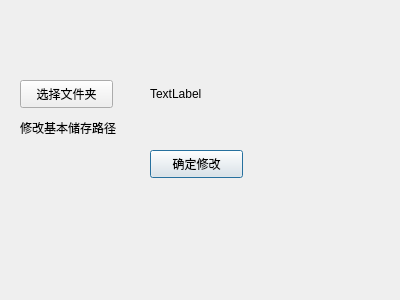
This is setting.ui in 2020141461053/anormal_pyqt5 as Qt 5 draws it before an edit. The edited form follows.
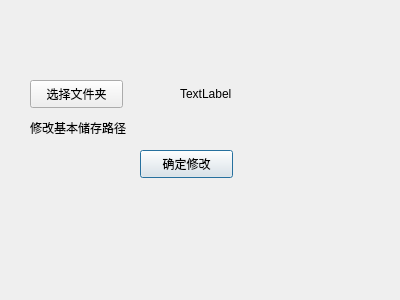
This is the edited form.

```diff
--- a/setting.ui
+++ b/setting.ui
@@ -40,7 +40,7 @@
   <widget class="QPushButton" name="pushButton">
    <property name="geometry">
     <rect>
-     <x>150</x>
+     <x>140</x>
      <y>150</y>
      <width>93</width>
      <height>28</height>
@@ -53,7 +53,7 @@
   <widget class="QLabel" name="label_2">
    <property name="geometry">
     <rect>
-     <x>20</x>
+     <x>30</x>
      <y>120</y>
      <width>120</width>
      <height>16</height>
@@ -66,7 +66,7 @@
   <widget class="QPushButton" name="pushButton_2">
    <property name="geometry">
     <rect>
-     <x>20</x>
+     <x>30</x>
      <y>80</y>
      <width>93</width>
      <height>28</height>
@@ -79,7 +79,7 @@
   <widget class="QLabel" name="label">
    <property name="geometry">
     <rect>
-     <x>150</x>
+     <x>180</x>
      <y>80</y>
      <width>172</width>
      <height>28</height>
```
Left out of the diff: 6 changed lines with no effect on the pictures.
